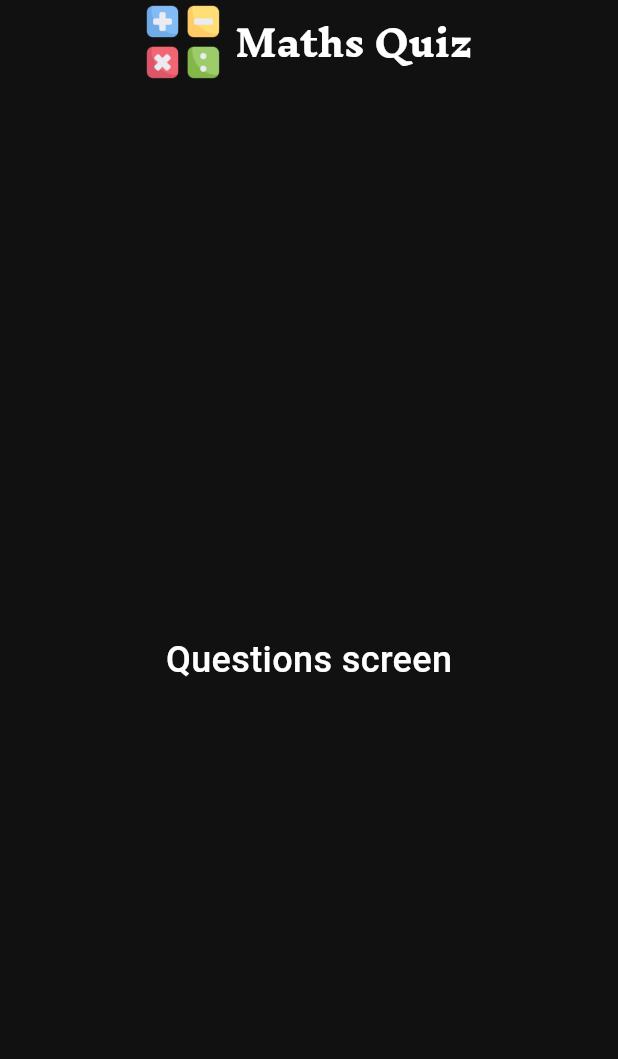
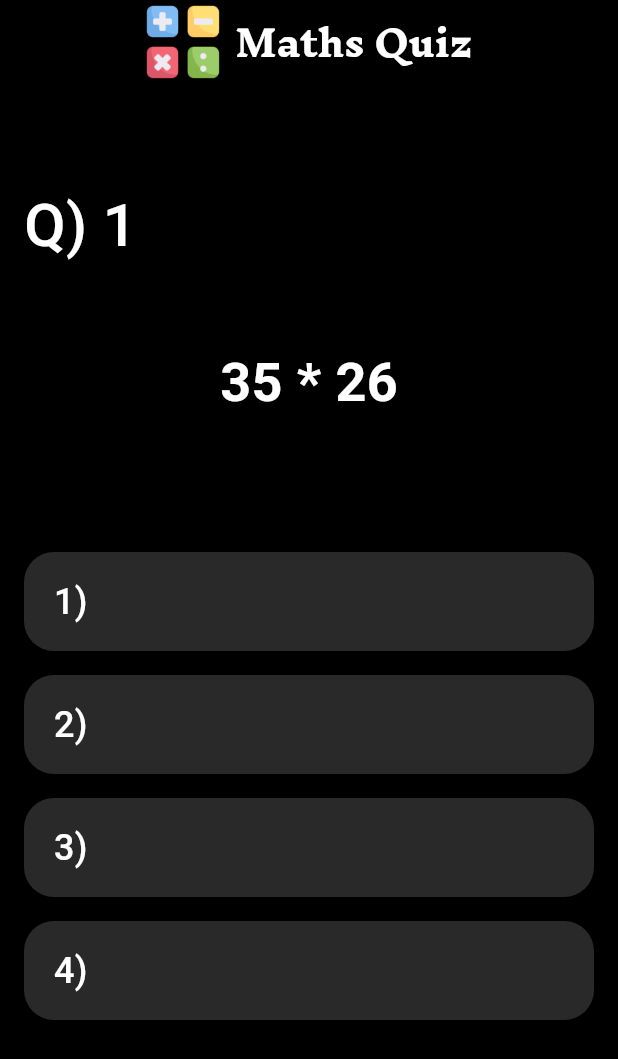
Before and after one commit to gayurajeev/Retail-Sales-SQL, a Flutter app: the ScreenQuestions screen opened by its route, on a phone screen of 412 x 824 dp. Shown: the top 1059 px of the screen. Run offline on Flutter 3.47's test engine with Material 3 defaults, Android fonts, the phone set to English and light mode, and no system bars.

Commit message:
question ui added

```diff
--- a/lib/main.dart
+++ b/lib/main.dart
@@ -15,8 +15,8 @@ class MyApp extends StatelessWidget {
     return SafeArea(
       child: MaterialApp(
         theme: ThemeData(
-          primaryColor: const Color(0xFFFFFFFF),
-          scaffoldBackgroundColor: const Color(0xFF111111)),
+          primaryColor: const Color.fromARGB(255, 0, 0, 0),
+          scaffoldBackgroundColor: const Color.fromARGB(255, 0, 0, 0)),
         home: ScreenHome(), // Home screen
         routes: {
           'screen_questions': (context) => ScreenQuestions(),
--- a/lib/screens/screen_home.dart
+++ b/lib/screens/screen_home.dart
@@ -4,6 +4,7 @@ class ScreenHome extends StatefulWidget {
   const ScreenHome({super.key});
 
   @override
+  // ignore: library_private_types_in_public_api
   _ScreenHomeState createState() => _ScreenHomeState();
 }
 
--- a/lib/screens/screen_questions.dart
+++ b/lib/screens/screen_questions.dart
@@ -13,17 +13,70 @@ class _ScreenQuestionsState extends State<ScreenQuestions> {
   Widget build(BuildContext context) {
     return Scaffold(
       appBar: const WidgetAppBar(),
-      body: Center(
+      body: Container(
+        width: double.infinity,
+        color: Colors.black, // Background color
+        padding: const EdgeInsets.all(16), // Add padding
         child: Column(
-          mainAxisAlignment: MainAxisAlignment.center, // Center items vertically
-          crossAxisAlignment: CrossAxisAlignment.center, // Center items horizontally
+          mainAxisAlignment: MainAxisAlignment.start, // Align content to the top
+          crossAxisAlignment: CrossAxisAlignment.start, // Align text to the start
           children: [
+            const SizedBox(height: 50),
             Text(
-              "Questions screen", // Display your screen message
+              "Q) 1",
               style: TextStyle(
-                fontSize: 24,
+                fontSize: 40,
                 color: Colors.white,
                 fontWeight: FontWeight.w500,
+              ),
+            ),
+            const SizedBox(height: 50), // Space before question text
+            Center(
+              child: Text(
+                "35 * 26",
+                style: const TextStyle(
+                  fontSize: 36,
+                  color: Colors.white,
+                  fontWeight: FontWeight.bold,
+                ),
+              ),
+            ),
+            const SizedBox(height: 80), // Space before options
+            Expanded(
+              child: ListView.builder(
+                itemCount: 4, // Number of options
+                itemBuilder: (BuildContext context, int index) {
+                  return Padding(
+                    padding: const EdgeInsets.symmetric(vertical: 8.0),
+                    child: ElevatedButton(
+                      onPressed: () {
+                        Navigator.of(context).pushNamed('screen_leaderboard');
+                      },
+                      style: ElevatedButton.styleFrom(
+                        backgroundColor: const Color.fromARGB(255, 42, 41, 41), // Button background color
+                        shape: RoundedRectangleBorder(
+                          borderRadius: BorderRadius.circular(20), // Rounded corners
+                        ),
+                        padding: const EdgeInsets.symmetric(
+                          vertical: 16,
+                        ), // Button padding
+                      ),
+                      child: Row(
+                        children: [
+                          const SizedBox(width: 20),
+                          Text(
+                            '${index + 1})', // Left-aligned numbering
+                            style: const TextStyle(
+                              fontSize: 24,
+                              color: Colors.white,
+                            ),
+                          ),
+                          // Spacing between number and text
+                        ],
+                      ),
+                    ),
+                  );
+                },
               ),
             ),
           ],
--- a/lib/widgets/widget_app_bar.dart
+++ b/lib/widgets/widget_app_bar.dart
@@ -6,7 +6,7 @@ class WidgetAppBar extends StatelessWidget implements PreferredSizeWidget {
   @override
   Widget build(BuildContext context) {
     return AppBar(
-      backgroundColor: const Color.fromARGB(0, 0, 0, 0),
+      backgroundColor: const Color.fromARGB(255, 0, 0, 0),
       automaticallyImplyLeading: false, // Removes the back button
       title: SizedBox(
         width: double.infinity,
```
Also changed, not shown: lib/components/display_answer.dart (deleted, +0 -15 lines), lib/components/display_rank.dart (deleted, +0 -15 lines).
